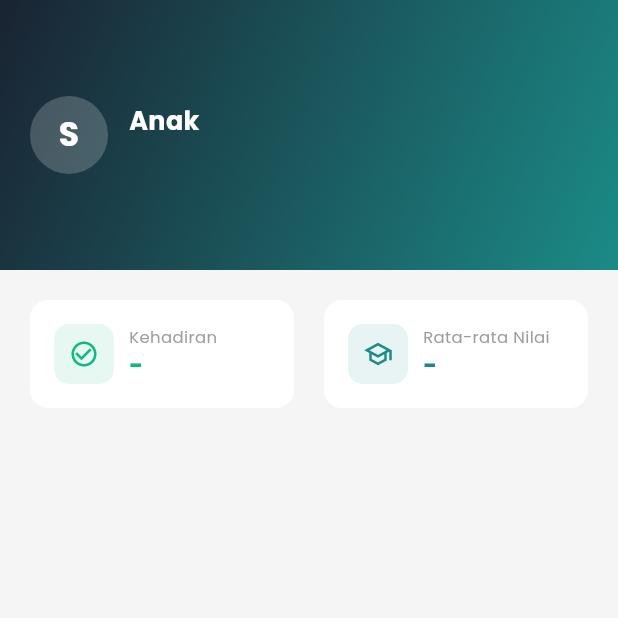
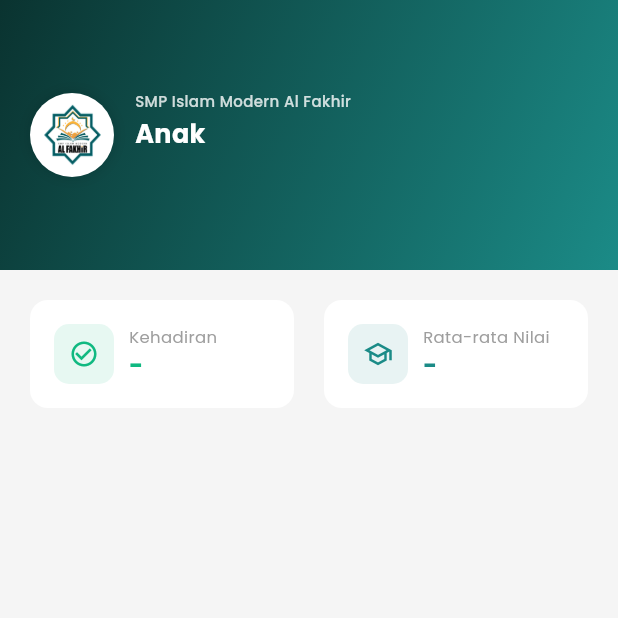
Before and after one commit to AlfakhirSchool/ALFAKHIR_SCHOOL, a Flutter app: the HomeTab screen opened directly, on a phone screen of 412 x 824 dp, the top half of it. Run offline on Flutter 3.47's test engine with Material 3 defaults, Android fonts, the phone set to English and light mode, and no system bars; our stand-ins replace dio, firebase_messaging, flutter_secure_storage, package_info_plus, shared_preferences; accounts and stored records are empty.

Commit message:
feat: differentiate SD/SMP/SMA branding with logos and dynamic themes
- Added logo_sd.png, logo_smp.png, logo_sma.png to both app assets
- Added sekolahLevel field to SiswaProfile and Child models
- New SchoolTheme class picks correct color gradient and logo per level:
  SD = orange, SMP = teal, SMA = blue
- Home screen header shows school logo in circle + school-specific
  gradient background instead of static navy/blue

Co-Authored-By: Claude Sonnet 4.6 <noreply@anthropic.com>

```diff
--- /dev/null
+++ b/orang_tua_app/lib/core/school_theme.dart
@@ -0,0 +1,50 @@
+import 'package:flutter/material.dart';
+import 'theme.dart';
+
+const Color colorSMP = Color(0xFF1B8B87);
+
+class SchoolTheme {
+  final Color primary;
+  final Color dark;
+  final String logoAsset;
+  final String namaJenjang;
+  final List<Color> gradient;
+
+  const SchoolTheme({
+    required this.primary,
+    required this.dark,
+    required this.logoAsset,
+    required this.namaJenjang,
+    required this.gradient,
+  });
+
+  static SchoolTheme fromLevel(String? level) {
+    switch (level?.toUpperCase()) {
+      case 'SD':
+        return const SchoolTheme(
+          primary: colorSD,
+          dark: Color(0xFFCC6A00),
+          logoAsset: 'assets/images/logo_sd.png',
+          namaJenjang: 'SD Islam Modern Al Fakhir',
+          gradient: [Color(0xFF7A3800), colorSD],
+        );
+      case 'SMA':
+        return const SchoolTheme(
+          primary: colorSMA,
+          dark: Color(0xFF1E4F8C),
+          logoAsset: 'assets/images/logo_sma.png',
+          namaJenjang: 'SMA Islam Modern Al Fakhir',
+          gradient: [colorNavy, colorSMA],
+        );
+      case 'SMP':
+      default:
+        return const SchoolTheme(
+          primary: colorSMP,
+          dark: Color(0xFF0A5450),
+          logoAsset: 'assets/images/logo_smp.png',
+          namaJenjang: 'SMP Islam Modern Al Fakhir',
+          gradient: [Color(0xFF0A3330), colorSMP],
+        );
+    }
+  }
+}
--- a/orang_tua_app/lib/models/child.dart
+++ b/orang_tua_app/lib/models/child.dart
@@ -4,6 +4,7 @@ class Child {
   final String? nisn;
   final String? kelasNama;
   final String? sekolahNama;
+  final String? sekolahLevel;
   final String? profilePic;
 
   const Child({
@@ -12,6 +13,7 @@ class Child {
     this.nisn,
     this.kelasNama,
     this.sekolahNama,
+    this.sekolahLevel,
     this.profilePic,
   });
 
@@ -21,6 +23,7 @@ class Child {
         nisn: json['nisn'],
         kelasNama: json['kelas']?['nama'],
         sekolahNama: json['kelas']?['sekolah']?['nama'],
+        sekolahLevel: json['kelas']?['sekolah']?['level'],
         profilePic: json['user']?['profile_pic'],
       );
 
--- a/orang_tua_app/lib/screens/home/home_tab.dart
+++ b/orang_tua_app/lib/screens/home/home_tab.dart
@@ -2,6 +2,7 @@ import 'package:flutter/material.dart';
 import 'package:provider/provider.dart';
 import 'package:intl/intl.dart';
 import '../../core/theme.dart';
+import '../../core/school_theme.dart';
 import '../../providers/auth_provider.dart';
 import '../../providers/data_provider.dart';
 import '../../widgets/child_selector.dart';
@@ -20,6 +21,8 @@ class HomeTab extends StatelessWidget {
     final pembayaran = data.pembayaranList;
     final nilaiList = data.nilaiList;
 
+    final school = SchoolTheme.fromLevel(child?.sekolahLevel);
+
     final tunggakan = pembayaran.where((p) => !p.isLunas).toList();
     final totalTunggakan = tunggakan.fold(0.0, (s, p) => s + p.sisa);
     final avgNilai = nilaiList.isEmpty ? null
@@ -28,7 +31,7 @@ class HomeTab extends StatelessWidget {
     return Scaffold(
       backgroundColor: colorBg,
       body: RefreshIndicator(
-        color: colorPrimary,
+        color: school.primary,
         onRefresh: () async {
           if (child != null) await data.refresh(child);
         },
@@ -40,11 +43,11 @@ class HomeTab extends StatelessWidget {
               flexibleSpace: FlexibleSpaceBar(
                 collapseMode: CollapseMode.pin,
                 background: Container(
-                  decoration: const BoxDecoration(
+                  decoration: BoxDecoration(
                     gradient: LinearGradient(
                       begin: Alignment.topLeft,
                       end: Alignment.bottomRight,
-                      colors: [colorNavy, colorPrimary],
+                      colors: school.gradient,
                     ),
                   ),
                   child: SafeArea(
@@ -53,20 +56,20 @@ class HomeTab extends StatelessWidget {
                         const ChildSelectorBar(),
                         Expanded(
                           child: Padding(
-                            padding: const EdgeInsets.all(20),
+                            padding: const EdgeInsets.symmetric(horizontal: 20, vertical: 12),
                             child: Row(
                               crossAxisAlignment: CrossAxisAlignment.center,
                               children: [
+                                // Logo sekolah anak
                                 Container(
-                                  width: 52, height: 52,
+                                  width: 56, height: 56,
                                   decoration: BoxDecoration(
-                                    color: Colors.white.withOpacity(0.2),
+                                    color: Colors.white,
                                     shape: BoxShape.circle,
+                                    boxShadow: [BoxShadow(color: Colors.black.withOpacity(0.15), blurRadius: 8)],
                                   ),
-                                  child: Center(
-                                    child: Text(child?.initial ?? 'S',
-                                        style: const TextStyle(color: Colors.white, fontWeight: FontWeight.bold, fontSize: 22)),
-                                  ),
+                                  padding: const EdgeInsets.all(6),
+                                  child: Image.asset(school.logoAsset, fit: BoxFit.contain),
                                 ),
                                 const SizedBox(width: 14),
                                 Expanded(
@@ -74,10 +77,11 @@ class HomeTab extends StatelessWidget {
                                     crossAxisAlignment: CrossAxisAlignment.start,
                                     mainAxisAlignment: MainAxisAlignment.center,
                                     children: [
+                                      Text(school.namaJenjang,
+                                          style: TextStyle(color: Colors.white.withOpacity(0.8), fontSize: 10, fontWeight: FontWeight.w500)),
+                                      const SizedBox(height: 3),
                                       Text(child?.nama ?? 'Anak', style: const TextStyle(color: Colors.white, fontSize: 17, fontWeight: FontWeight.bold)),
                                       Text(child?.kelasNama ?? '', style: const TextStyle(color: Colors.white70, fontSize: 13)),
-                                      if (child?.sekolahNama != null)
-                                        Text(child!.sekolahNama!, style: const TextStyle(color: Colors.white54, fontSize: 11)),
                                     ],
                                   ),
                                 ),
@@ -139,7 +143,7 @@ class HomeTab extends StatelessWidget {
                         label: 'Rata-rata Nilai',
                         value: avgNilai != null ? avgNilai.toStringAsFixed(1) : '-',
                         icon: Icons.school_outlined,
-                        color: colorPrimary,
+                        color: school.primary,
                       ),
                     ],
                   ),
@@ -155,7 +159,7 @@ class HomeTab extends StatelessWidget {
                           mainAxisAlignment: MainAxisAlignment.spaceAround,
                           children: [
                             _AbsensiChip('Hadir', summary.hadir, colorSuccess),
-                            _AbsensiChip('Sakit', summary.sakit, const Color(0xFF3B7FD1)),
+                            _AbsensiChip('Sakit', summary.sakit, school.primary),
                             _AbsensiChip('Izin', summary.izin, colorWarning),
                             _AbsensiChip('Alfa', summary.alfa, colorError),
                           ],
--- a/orang_tua_app/pubspec.yaml
+++ b/orang_tua_app/pubspec.yaml
@@ -33,6 +33,9 @@ flutter:
   uses-material-design: true
   assets:
     - assets/images/
+    - assets/images/logo_smp.png
+    - assets/images/logo_sd.png
+    - assets/images/logo_sma.png
   fonts:
     - family: Poppins
       fonts:
--- /dev/null
+++ b/siswa_app/lib/core/school_theme.dart
@@ -0,0 +1,48 @@
+import 'package:flutter/material.dart';
+import 'theme.dart';
+
+class SchoolTheme {
+  final Color primary;
+  final Color dark;
+  final String logoAsset;
+  final String namaJenjang;
+  final List<Color> gradient;
+
+  const SchoolTheme({
+    required this.primary,
+    required this.dark,
+    required this.logoAsset,
+    required this.namaJenjang,
+    required this.gradient,
+  });
+
+  static SchoolTheme fromLevel(String? level) {
+    switch (level?.toUpperCase()) {
+      case 'SD':
+        return const SchoolTheme(
+          primary: colorSD,
+          dark: Color(0xFFCC6A00),
+          logoAsset: 'assets/images/logo_sd.png',
+          namaJenjang: 'SD Islam Modern Al Fakhir',
+          gradient: [Color(0xFF7A3800), colorSD],
+        );
+      case 'SMA':
+        return const SchoolTheme(
+          primary: colorSMA,
+          dark: Color(0xFF1E4F8C),
+          logoAsset: 'assets/images/logo_sma.png',
+          namaJenjang: 'SMA Islam Modern Al Fakhir',
+          gradient: [colorNavy, colorSMA],
+        );
+      case 'SMP':
+      default:
+        return const SchoolTheme(
+          primary: colorSMP,
+          dark: Color(0xFF0A5450),
+          logoAsset: 'assets/images/logo_smp.png',
+          namaJenjang: 'SMP Islam Modern Al Fakhir',
+          gradient: [Color(0xFF0A3330), colorSMP],
+        );
+    }
+  }
+}
--- a/siswa_app/lib/models/user.dart
+++ b/siswa_app/lib/models/user.dart
@@ -42,6 +42,7 @@ class SiswaProfile {
   final String? kelasNama;
   final String? kelasId;
   final String? sekolahNama;
+  final String? sekolahLevel;
   final User user;
 
   const SiswaProfile({
@@ -53,6 +54,7 @@ class SiswaProfile {
     this.kelasNama,
     this.kelasId,
     this.sekolahNama,
+    this.sekolahLevel,
   });
 
   factory SiswaProfile.fromJson(Map<String, dynamic> json) => SiswaProfile(
@@ -64,5 +66,6 @@ class SiswaProfile {
         kelasNama: json['kelas']?['nama'],
         kelasId: json['kelas_id'],
         sekolahNama: json['kelas']?['sekolah']?['nama'],
+        sekolahLevel: json['kelas']?['sekolah']?['level'],
       );
 }
--- a/siswa_app/pubspec.yaml
+++ b/siswa_app/pubspec.yaml
@@ -33,6 +33,9 @@ flutter:
   uses-material-design: true
   assets:
     - assets/images/
+    - assets/images/logo_smp.png
+    - assets/images/logo_sd.png
+    - assets/images/logo_sma.png
   fonts:
     - family: Poppins
       fonts:
```
Also changed, not shown: siswa_app/lib/screens/home/home_tab.dart (+61 -46 lines), orang_tua_app/assets/images/logo_sd.png (added), orang_tua_app/assets/images/logo_sma.png (added), orang_tua_app/assets/images/logo_smp.png (added), siswa_app/assets/images/logo_sd.png (added), siswa_app/assets/images/logo_sma.png (added), siswa_app/assets/images/logo_smp.png (added).
